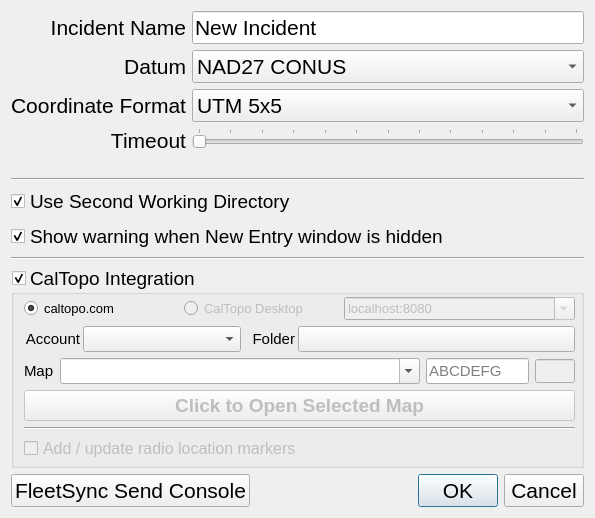
The window that designer/options.ui (ncssar/radiolog) describes before a commit, drawn with Qt 5.
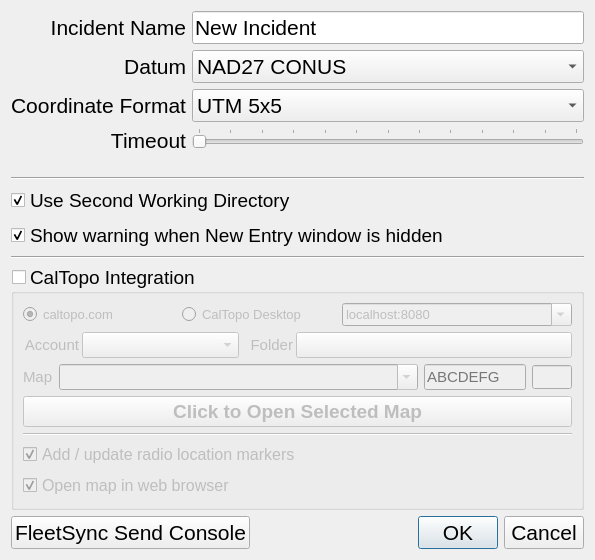
The same window after the commit. Custom widgets are drawn as their Qt base class.

Commit message: WIP: handle no-connection when getting account data, by preventing type exception in getAccountData, and flagging a disconnect (and triggering auto-retry) if account data is empty; GUI improvements: fix width of caltopoLinkIndicator in main window; add 'open map in web browser' checkbox to options gui; change caltopo feature defaults to on but Caltopo Integration group checkbox to off

```diff
--- a/designer/options.ui
+++ b/designer/options.ui
@@ -7,7 +7,7 @@
     <x>0</x>
     <y>0</y>
     <width>595</width>
-    <height>518</height>
+    <height>560</height>
    </rect>
   </property>
   <property name="sizePolicy">
@@ -281,19 +281,10 @@
      <property name="checkable">
       <bool>true</bool>
      </property>
+     <property name="checked">
+      <bool>false</bool>
+     </property>
      <layout class="QVBoxLayout" name="verticalLayout_3">
-      <property name="leftMargin">
-       <number>10</number>
-      </property>
-      <property name="topMargin">
-       <number>2</number>
-      </property>
-      <property name="rightMargin">
-       <number>6</number>
-      </property>
-      <property name="bottomMargin">
-       <number>4</number>
-      </property>
       <item>
        <layout class="QHBoxLayout" name="horizontalLayout_4" stretch="2,2,3">
         <property name="spacing">
@@ -356,8 +347,6 @@
        </layout>
       </item>
       <item>
-       <layout class="QVBoxLayout" name="verticalLayout_4" stretch="0,0,0,0,0">
-        <item>
          <layout class="QHBoxLayout" name="horizontalLayout_3" stretch="0,4,0,7">
           <property name="spacing">
            <number>3</number>
@@ -428,7 +417,7 @@
           <item>
            <widget class="QPushButton" name="caltopoFolderButton">
             <property name="enabled">
-             <bool>true</bool>
+           <bool>false</bool>
             </property>
             <property name="sizePolicy">
              <sizepolicy hsizetype="Expanding" vsizetype="Fixed">
@@ -581,9 +570,28 @@
           <property name="text">
            <string>Add / update radio location markers</string>
           </property>
-         </widget>
-        </item>
-       </layout>
+        <property name="checked">
+         <bool>true</bool>
+        </property>
+       </widget>
+      </item>
+      <item>
+       <widget class="QCheckBox" name="caltopoWebBrowserCheckBox">
+        <property name="enabled">
+         <bool>false</bool>
+        </property>
+        <property name="font">
+         <font>
+          <pointsize>12</pointsize>
+         </font>
+        </property>
+        <property name="text">
+         <string>Open map in web browser</string>
+        </property>
+        <property name="checked">
+         <bool>true</bool>
+        </property>
+       </widget>
       </item>
      </layout>
     </widget>
```
Lines whose indentation alone changed are shown as unchanged. The commit also changes 5 other files.
